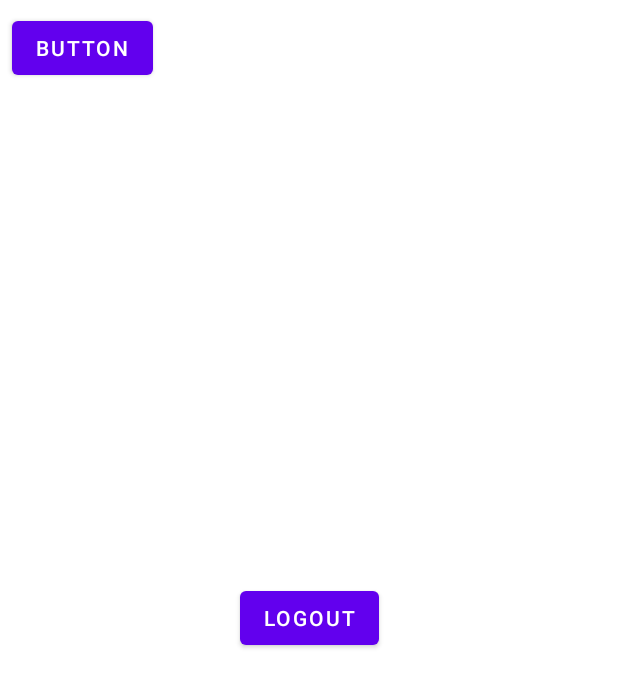
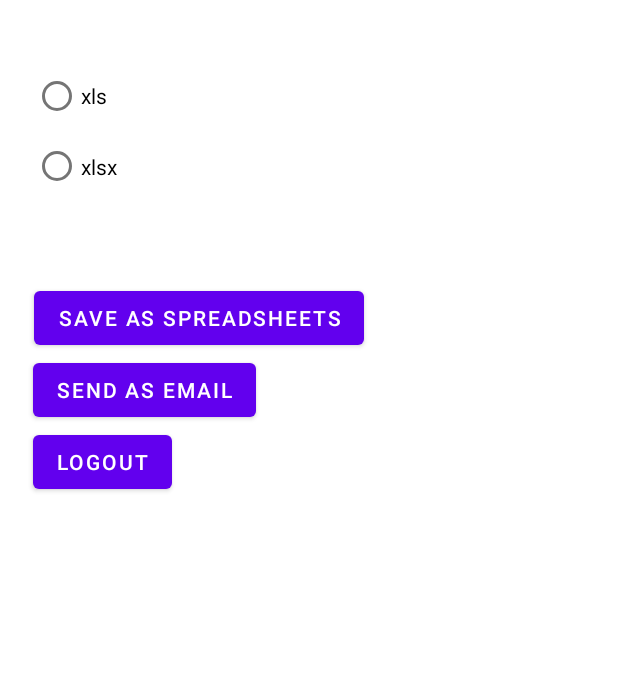
Before and after one commit to farizkik/IF3210-2024-Android-AMW, an Android app: the layout fragment_settings.xml on its own in the app's theme, with its tools: preview values and no code run, on a phone screen of 412 x 824 dp. Shown: the top 687 px of the screen. Run offline under Robolectric (Android 15) with nearby library versions, the phone set to English and light mode, and no system bars.

Commit message:
feat: add save spreadsheet and send email button

```diff
--- a/app/src/main/res/layout/fragment_settings.xml
+++ b/app/src/main/res/layout/fragment_settings.xml
@@ -6,22 +6,62 @@
     android:layout_height="match_parent"
     tools:context=".ui.settings.SettingsFragment">
 
-    <Button
-        android:id="@+id/button"
-        android:layout_width="wrap_content"
-        android:layout_height="wrap_content"
-        android:text="Button"
-        android:layout_margin="@dimen/standard_margin"
+    <RadioGroup
+        android:id="@+id/radio_group"
+        android:layout_width="211dp"
+        android:layout_height="94dp"
+        android:layout_marginTop="40dp"
+        android:orientation="vertical"
+        app:layout_constraintEnd_toEndOf="parent"
+        app:layout_constraintHorizontal_bias="0.11"
         app:layout_constraintStart_toStartOf="parent"
-        app:layout_constraintTop_toTopOf="parent" />
+        app:layout_constraintTop_toTopOf="parent">
+
+        <RadioButton
+            android:id="@+id/radio_button_option_xls"
+            android:layout_width="wrap_content"
+            android:layout_height="wrap_content"
+            android:text="@string/settings_radio_button_xls" />
+
+        <RadioButton
+            android:id="@+id/radio_button_option_xlsx"
+            android:layout_width="wrap_content"
+            android:layout_height="wrap_content"
+            android:text="@string/settings_radio_button_xlsx" />
+
+    </RadioGroup>
 
     <Button
         android:id="@+id/logout_button"
         android:layout_width="wrap_content"
         android:layout_height="wrap_content"
         android:text="@string/signout"
+        app:layout_constraintEnd_toEndOf="parent"
+        app:layout_constraintHorizontal_bias="0.069"
+        app:layout_constraintStart_toStartOf="parent"
+        app:layout_constraintTop_toBottomOf="@+id/settings_button_send_email" />
+
+    <Button
+        android:id="@+id/settings_button_send_email"
+        android:layout_width="wrap_content"
+        android:layout_height="wrap_content"
+        android:text="@string/settings_button_send_email"
+        app:layout_constraintEnd_toEndOf="parent"
+        app:layout_constraintHorizontal_bias="0.084"
+        app:layout_constraintStart_toStartOf="parent"
+        app:layout_constraintTop_toBottomOf="@+id/settings_button_save_spreadsheet" />
+
+    <Button
+        android:id="@+id/settings_button_save_spreadsheet"
+        android:layout_width="wrap_content"
+        android:layout_height="wrap_content"
+        android:layout_margin="@dimen/standard_margin"
+        android:text="@string/settings_button_save_spreadsheets"
         app:layout_constraintBottom_toBottomOf="parent"
         app:layout_constraintEnd_toEndOf="parent"
+        app:layout_constraintHorizontal_bias="0.084"
         app:layout_constraintStart_toStartOf="parent"
-        app:layout_constraintTop_toTopOf="parent" />
+        app:layout_constraintTop_toTopOf="parent"
+        app:layout_constraintVertical_bias="0.237" />
+
 </androidx.constraintlayout.widget.ConstraintLayout>
```
